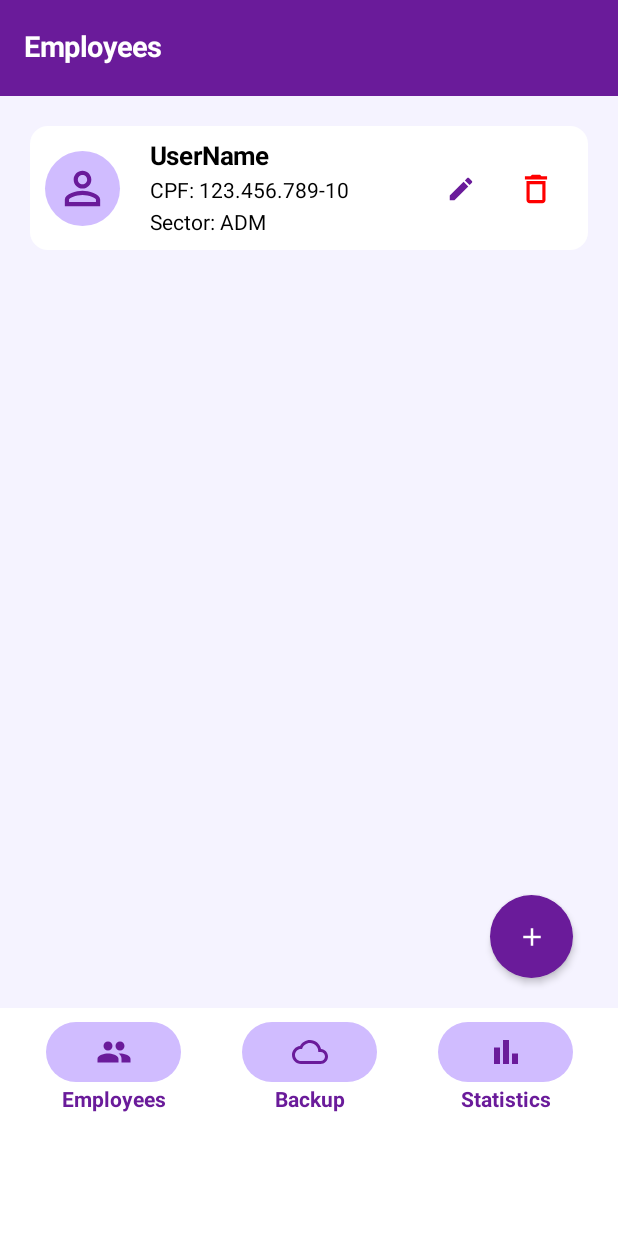
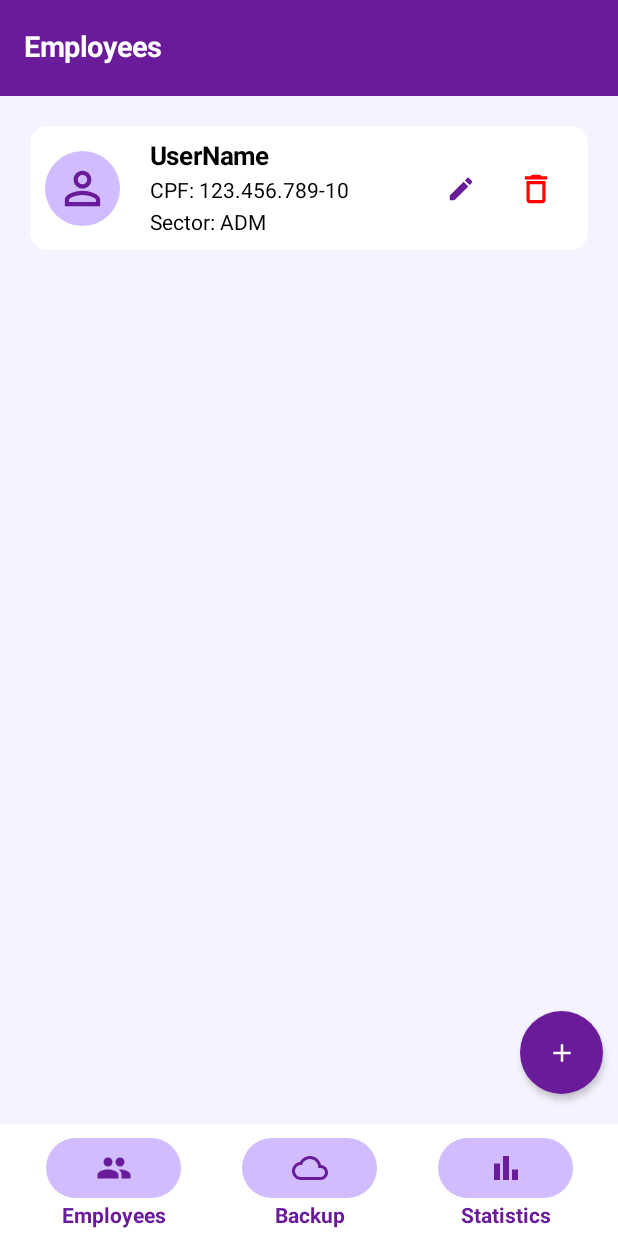
Before and after one commit to brenda-dev001/employee-management-app, an Android app built with Jetpack Compose: the @Preview function HomeScreenPreview, on a phone screen of 412 x 824 dp. Run offline under Robolectric (Android 15) with nearby library versions, the phone set to English and light mode, and no system bars.

Commit message:
refactor: adjusts the menu for a vertical screen orientation

```diff
--- a/app/src/main/java/com/example/employee_management_app/ui/screens/HomeScreen.kt
+++ b/app/src/main/java/com/example/employee_management_app/ui/screens/HomeScreen.kt
@@ -1,6 +1,5 @@
 package com.example.employee_management_app.ui.screens
 
-import android.R
 import androidx.compose.foundation.background
 import androidx.compose.foundation.layout.Arrangement
 import androidx.compose.foundation.layout.Box
@@ -55,6 +54,7 @@ import androidx.compose.material3.ButtonDefaults
 import androidx.compose.material3.ButtonElevation
 import androidx.compose.ui.Alignment
 import androidx.compose.ui.graphics.Color.Companion.Red
+import androidx.compose.ui.modifier.modifierLocalConsumer
 import com.example.employee_management_app.ui.theme.Purple80
 import com.example.employee_management_app.ui.theme.TextPrimary
 import kotlin.contracts.contract
@@ -75,8 +75,7 @@ fun HomeScreen(){
                 titleContentColor = Surface
             )
         )
-        Box(modifier = Modifier.fillMaxWidth()
-            .fillMaxHeight(.8f)
+        Column(modifier = Modifier.fillMaxWidth()
             .padding(20.dp)
         ) {
             Column(modifier = Modifier.fillMaxWidth()
@@ -139,9 +138,15 @@ fun HomeScreen(){
                     }
                 }
             }
+        }
 
+        Column(modifier = Modifier.fillMaxSize(),
+            verticalArrangement = Arrangement.Bottom)
+        {
+
+            Column(modifier = Modifier.fillMaxWidth()) {
                 Column(modifier = Modifier.padding(end = 10.dp)
-                .align(alignment = Alignment.BottomEnd),
+                    .align(alignment = Alignment.End),
                 ) {
                     Button(onClick = {},
                         modifier = Modifier.size(55.dp),
@@ -162,9 +167,8 @@ fun HomeScreen(){
                     }
                 }
             }
-
+            Spacer(Modifier.size(20.dp))
             Row(modifier = Modifier.fillMaxWidth()
-            .fillMaxHeight()
                 .background(color = Surface)
                 .padding(top = 5.dp, bottom = 5.dp, start = 10.dp, end = 10.dp),
                 horizontalArrangement = Arrangement.SpaceAround
@@ -224,6 +228,7 @@ fun HomeScreen(){
             }
         }
     }
+}
 
 @Preview
 @Composable
```
Lines whose indentation alone changed are shown as unchanged.
